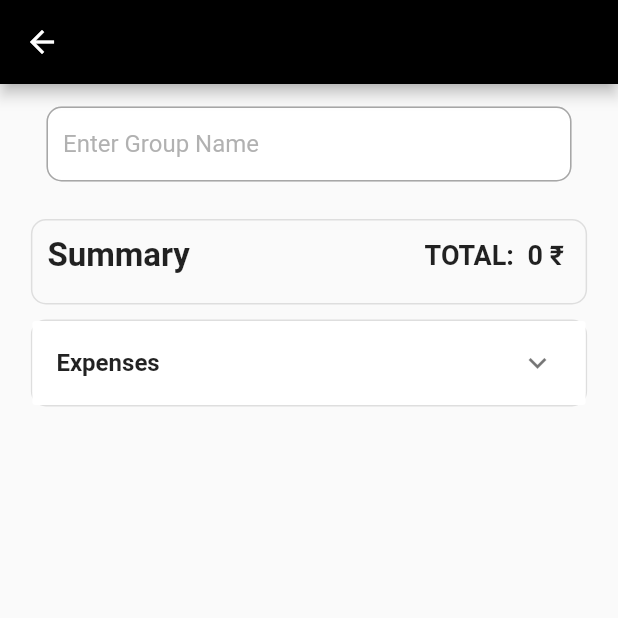
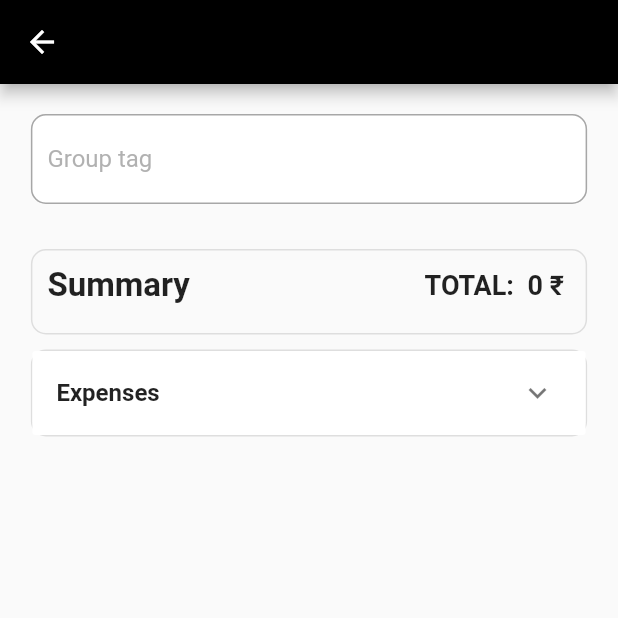
Before and after one commit to nevinmanoj/xpens, a Flutter app: the GroupReportMain screen opened directly, on a phone screen of 412 x 824 dp, the top half of it. Run offline on Flutter 3.47's test engine with Material 2 defaults, Android fonts, the phone set to English and light mode, and no system bars; our stand-ins replace cloud_firestore, firebase_auth, firebase_core, flutter_slidable, flutter_spinkit, icons_plus and 2 more; missing offline and left inert: excel; accounts and stored records are empty.

Commit message:
added autocomplete in group summary

```diff
--- a/lib/screens/home/settings/GroupReport/GroupInput.dart
+++ /dev/null
@@ -1,58 +0,0 @@
-import 'package:flutter/material.dart';
-
-import '../../../../shared/constants.dart';
-
-class GroupInput extends StatefulWidget {
-  final Function(String) setGroup;
-  const GroupInput({required this.setGroup});
-
-  @override
-  State<GroupInput> createState() => _GroupInputState();
-}
-
-class _GroupInputState extends State<GroupInput> {
-  TextEditingController ctrl = TextEditingController();
-  @override
-  Widget build(BuildContext context) {
-    return Container(
-      margin: const EdgeInsets.fromLTRB(0, 15, 0, 15),
-      height: 50,
-      width: 350,
-      decoration: BoxDecoration(
-        border: Border.all(color: const Color.fromARGB(255, 167, 167, 167)),
-        borderRadius: BorderRadius.circular(10),
-        // color: Colors.grey[200]?.withOpacity(0.6),
-        color: Colors.white,
-        boxShadow: [
-          BoxShadow(
-            color: Color(0xFFCCCCCC).withOpacity(0.5), //color of shadow
-          ),
-        ],
-      ),
-      child: Padding(
-        padding: const EdgeInsets.fromLTRB(10, 5, 0, 5),
-        child: TextFormField(
-          controller: ctrl,
-          onFieldSubmitted: widget.setGroup,
-          cursorColor: primaryAppColor,
-          cursorWidth: 1,
-          keyboardType: TextInputType.name,
-          decoration: InputDecoration(
-            suffixIcon: ctrl.text != ""
-                ? IconButton(
-                    icon: Icon(Icons.clear),
-                    color: Colors.black.withOpacity(0.5),
-                    onPressed: () {
-                      widget.setGroup("");
-                      ctrl.clear();
-                    })
-                : null,
-            border: InputBorder.none,
-            hintStyle: TextStyle(color: Colors.grey.withOpacity(0.8)),
-            hintText: 'Enter Group Name',
-          ),
-        ),
-      ),
-    );
-  }
-}
--- /dev/null
+++ b/lib/screens/home/settings/GroupReport/GroupInput/GroupInput.dart
@@ -0,0 +1,180 @@
+import 'package:flutter/material.dart';
+import 'package:provider/provider.dart';
+
+import '../../../../../services/providers/UserInfoProvider.dart';
+import '../../../../../shared/constants.dart';
+
+class GroupInput extends StatefulWidget {
+  final Function(String) setGroup;
+  const GroupInput({required this.setGroup});
+
+  @override
+  State<GroupInput> createState() => _GroupInputState();
+}
+
+class _GroupInputState extends State<GroupInput> {
+  // TextEditingController ctrl = TextEditingController();
+  @override
+  Widget build(BuildContext context) {
+    double wt = MediaQuery.of(context).size.width;
+    // double ht = MediaQuery.of(context).size.height;
+    final listData = Provider.of<UserInfoProvider>(context);
+    List list = listData.docs;
+
+    Set<String> uniqueGroupNames =
+        {}; // Using a Set to automatically handle duplicates
+
+    for (var item in list) {
+      if (item['group'] != "none") {
+        uniqueGroupNames.add(item['group']);
+      }
+    }
+    List<String> kOptions = uniqueGroupNames.toList();
+    return Container(
+      padding: const EdgeInsets.all(20),
+      child: Autocomplete<String>(
+        optionsBuilder: (TextEditingValue textEditingValue) {
+          return kOptions
+              .where((county) => county
+                  .toLowerCase()
+                  .startsWith(textEditingValue.text.toLowerCase()))
+              .toList();
+        },
+        displayStringForOption: (option) => option,
+        fieldViewBuilder: (BuildContext context,
+            TextEditingController fieldTextEditingController,
+            FocusNode fieldFocusNode,
+            VoidCallback onFieldSubmitted) {
+          return Container(
+            decoration: BoxDecoration(
+              border:
+                  Border.all(color: const Color.fromARGB(255, 167, 167, 167)),
+              borderRadius: BorderRadius.circular(10),
+              // color: Colors.grey[200]?.withOpacity(0.6),
+              color: Colors.white,
+              boxShadow: [
+                BoxShadow(
+                  color: Color(0xFFCCCCCC).withOpacity(0.5), //color of shadow
+                ),
+              ],
+            ),
+            width: wt * 0.9,
+            padding: const EdgeInsets.fromLTRB(10, 5, 10, 5),
+            child: TextFormField(
+              controller: fieldTextEditingController,
+              validator: (value) =>
+                  value!.isEmpty ? ' Group Tag Name cannot be empty' : null,
+              onFieldSubmitted: (value) {
+                widget.setGroup(value);
+              },
+              decoration: InputDecoration(
+                suffixIcon: fieldTextEditingController.text.isNotEmpty
+                    ? IconButton(
+                        icon: Icon(Icons.clear),
+                        color: Colors.black.withOpacity(0.5),
+                        onPressed: () {
+                          widget.setGroup("");
+                          fieldTextEditingController.clear();
+                          FocusManager.instance.primaryFocus!.unfocus();
+                        })
+                    : null,
+                border: InputBorder.none,
+                hintStyle: TextStyle(color: Colors.grey.withOpacity(0.8)),
+                hintText: 'Group tag',
+              ),
+              focusNode: fieldFocusNode,
+            ),
+          );
+        },
+        onSelected: (option) => widget.setGroup(option),
+        optionsViewBuilder: (BuildContext context,
+            AutocompleteOnSelected<String> onSelected,
+            Iterable<String> options) {
+          return Align(
+            alignment: Alignment.topLeft,
+            child: Material(
+              child: Container(
+                margin: const EdgeInsets.only(top: 0),
+                decoration: BoxDecoration(
+                  color: Colors.white,
+                  border: Border.all(color: Colors.grey.withOpacity(0.4)),
+                  borderRadius: const BorderRadius.all(Radius.circular(10)),
+                ),
+                constraints: const BoxConstraints(
+                  maxHeight: 200,
+                ),
+                width: wt * 0.9,
+                child: ListView.separated(
+                  separatorBuilder: (context, index) {
+                    return Divider(
+                      color: Colors.grey.withOpacity(0.5),
+                    );
+                  },
+                  shrinkWrap: true,
+                  padding: const EdgeInsets.fromLTRB(0, 0, 0, 0),
+                  itemCount: options.length,
+                  itemBuilder: (BuildContext context, int index) {
+                    final String option = options.elementAt(index);
+
+                    return InkWell(
+                      onTap: () {
+                        onSelected(option);
+                      },
+                      child: Container(
+                        padding: const EdgeInsets.only(left: 10),
+                        alignment: Alignment.centerLeft,
+                        height: 40,
+                        child: Text(option,
+                            style: const TextStyle(color: Colors.black)),
+                      ),
+                    );
+                  },
+                ),
+              ),
+            ),
+          );
+        },
+      ),
+    );
+    // return Container(
+    //   margin: const EdgeInsets.fromLTRB(0, 15, 0, 15),
+    //   height: 50,
+    //   width: 350,
+    //   decoration: BoxDecoration(
+    //     border: Border.all(color: const Color.fromARGB(255, 167, 167, 167)),
+    //     borderRadius: BorderRadius.circular(10),
+    //     // color: Colors.grey[200]?.withOpacity(0.6),
+    //     color: Colors.white,
+    //     boxShadow: [
+    //       BoxShadow(
+    //         color: Color(0xFFCCCCCC).withOpacity(0.5), //color of shadow
+    //       ),
+    //     ],
+    //   ),
+    //   child: Padding(
+    //     padding: const EdgeInsets.fromLTRB(10, 5, 0, 5),
+    //     child: TextFormField(
+    //       controller: ctrl,
+    //       onFieldSubmitted: widget.setGroup,
+    //       cursorColor: primaryAppColor,
+    //       cursorWidth: 1,
+    //       keyboardType: TextInputType.name,
+    //       decoration: InputDecoration(
+    //         suffixIcon: ctrl.text != ""
+    //             ? IconButton(
+    //                 icon: Icon(Icons.clear),
+    //                 color: Colors.black.withOpacity(0.5),
+    //                 onPressed: () {
+    //                   widget.setGroup("");
+    //                   ctrl.clear();
+    //                 })
+    //             : null,
+    //         border: InputBorder.none,
+    //         hintStyle: TextStyle(color: Colors.grey.withOpacity(0.8)),
+    //         hintText: 'Enter Group Name',
+    //       ),
+    //     ),
+    //   ),
+    // );
+  }
+}
--- a/lib/screens/home/settings/GroupReport/GroupReportMain.dart
+++ b/lib/screens/home/settings/GroupReport/GroupReportMain.dart
@@ -4,7 +4,7 @@ import 'package:xpens/services/providers/UserInfoProvider.dart';
 import 'package:xpens/shared/constants.dart';
 
 import 'ExpenseAccordion/ExpenseAccordion.dart';
-import 'GroupInput.dart';
+import 'GroupInput/GroupInput.dart';
 import 'GroupSummary.dart';
 
 class GroupReportMain extends StatefulWidget {
```
